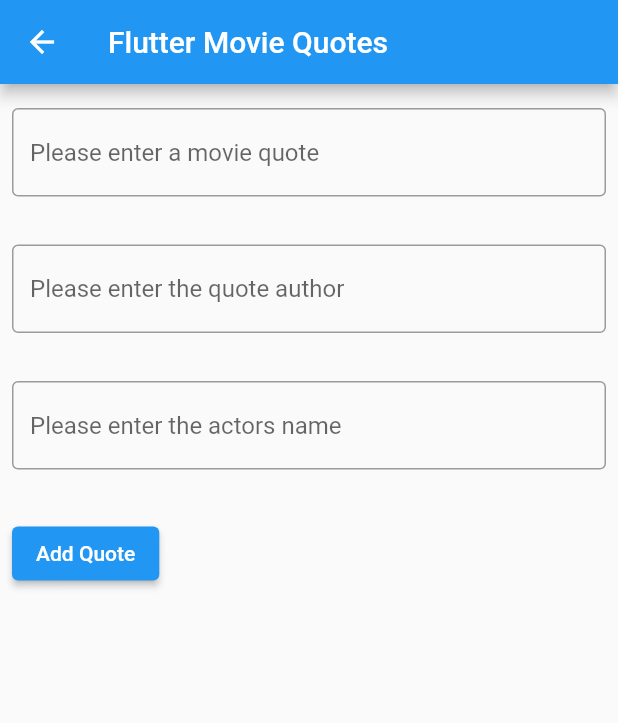
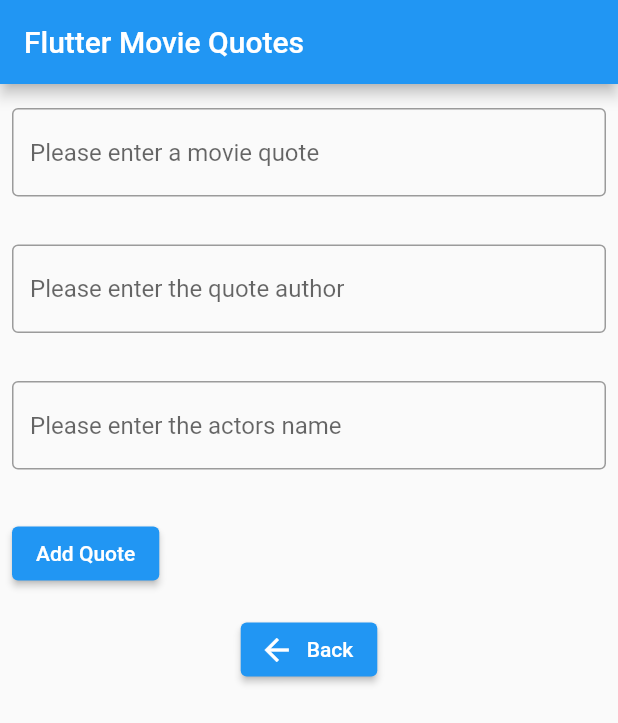
Before and after one commit to mgarnick1/flutter-movie-quotes, a Flutter app: the screen it shows after launch, after a tap on the "add" icon, on a phone screen of 412 x 824 dp. Shown: the top 723 px of the screen. Run offline on Flutter 3.47's test engine with Material 2 defaults, Android fonts, the phone set to English and light mode, and no system bars; network calls fail.

Commit message:
added a back button and removed the default left arrow

```diff
--- a/lib/add-quote.dart
+++ b/lib/add-quote.dart
@@ -3,6 +3,7 @@ import 'package:http/http.dart' as http;
 import 'dart:convert';
 import 'dart:async';
 import 'quote.dart';
+import 'package:flutter/src/material/back_button.dart';
 
 Future<Map<String, dynamic>> createQuote(Quote? body) async {
   return await http
@@ -47,8 +48,8 @@ class _AddQuoteState extends State<AddQuote> {
   Widget build(BuildContext context) {
     return Scaffold(
         appBar: AppBar(
-          title: const Text('Flutter Movie Quotes'),
-        ),
+            title: const Text('Flutter Movie Quotes'),
+            automaticallyImplyLeading: false),
         body: Form(
           key: _formKey,
           child: Column(
@@ -81,7 +82,8 @@ class _AddQuoteState extends State<AddQuote> {
                   },
                   child: const Text('Add Quote'),
                 ),
-              )
+              ),
+              _buildBackButton(context),
             ],
           ),
         ));
@@ -103,3 +105,15 @@ Padding _buildFormInputs(String hint, formKey, controller) {
     ),
   );
 }
+
+Row _buildBackButton(BuildContext context) {
+  return Row(
+    mainAxisAlignment: MainAxisAlignment.center,
+    children: [
+      ElevatedButton.icon(
+          onPressed: () => Navigator.pushNamed(context, '/list'),
+          icon: const Icon(Icons.arrow_back),
+          label: const Text('Back'))
+    ],
+  );
+}
--- a/lib/quotes-list.dart
+++ b/lib/quotes-list.dart
@@ -42,6 +42,7 @@ class _QuotesListState extends State<QuotesList> {
     return Scaffold(
       appBar: AppBar(
         title: const Center(child: Text('Flutter Movie Quotes')),
+        automaticallyImplyLeading: false
       ),
       backgroundColor: Colors.blueGrey,
       body: FutureBuilder<List<Quote>>(
```
Also changed, not shown: lib/edit-quote.dart (+16 -3 lines).
